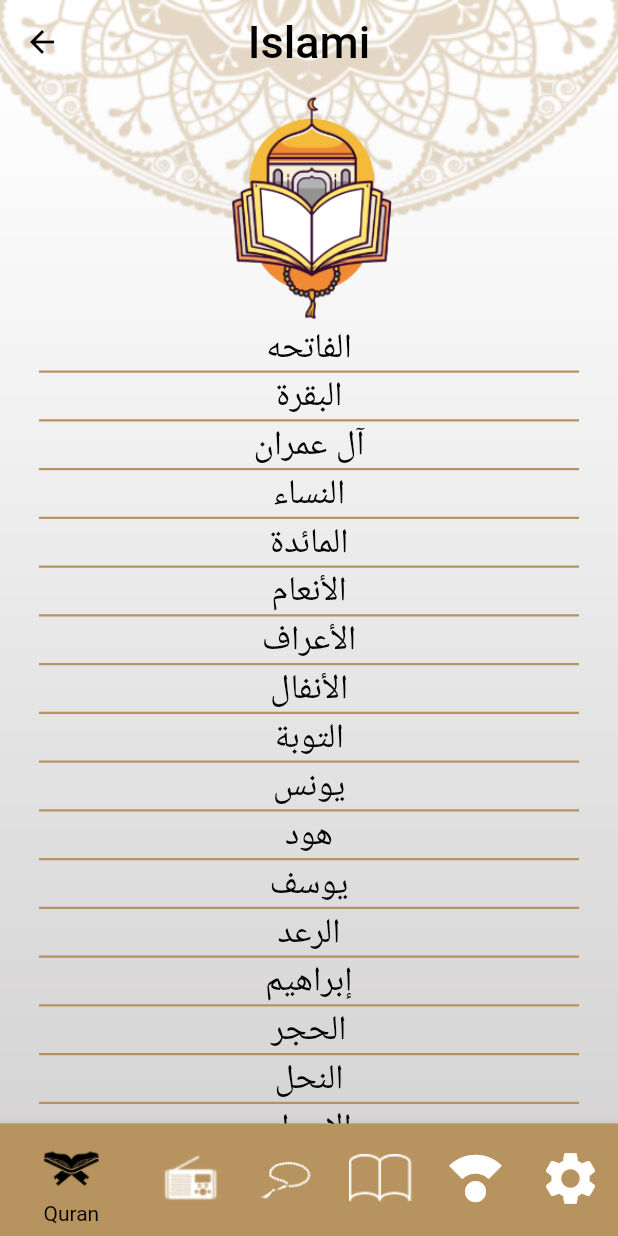
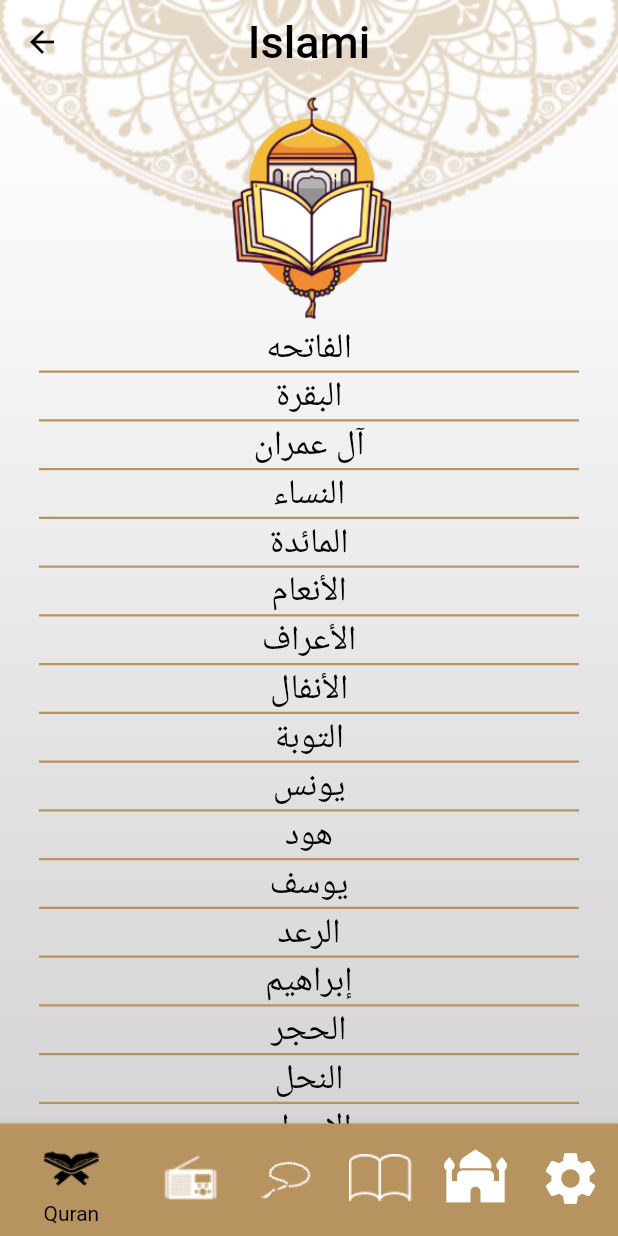
Before and after one commit to raghda287/islami, a Flutter app: the screen it shows after launch, on a phone screen of 412 x 824 dp. Run offline on Flutter 3.47's test engine with Material 2 defaults, Android fonts, the phone set to English and light mode, and no system bars; our stand-ins replace flutter_compass, flutter_svg, geolocator, permission_handler, shared_preferences; missing offline and left inert: flutter_qiblah; generated files the repository leaves out were written again.

Commit message:
+qibla icon

```diff
--- a/lib/home_screen.dart
+++ b/lib/home_screen.dart
@@ -68,8 +68,8 @@ class _HomeScreenState extends State<HomeScreen> {
             BottomNavigationBarItem(
                 backgroundColor:Theme.of(context).primaryColor,
 
-                icon:  Icon(Icons.compass_calibration),
-                label: AppLocalizations.of(context)!.settings),
+                icon:  Icon(Icons.mosque),
+                label: AppLocalizations.of(context)!.qibla),
             BottomNavigationBarItem(
                 backgroundColor:Theme.of(context).primaryColor,
 
--- a/lib/l10n/app_ar.arb
+++ b/lib/l10n/app_ar.arb
@@ -11,5 +11,6 @@
 "language":"اللغه",
 "arabic":"العربيه",
 "english":"English",
-"numberTasbih":"عدد التسبيحات"
+"numberTasbih":"عدد التسبيحات",
+"qibla":"القبله"
 }
--- a/lib/l10n/app_en.arb
+++ b/lib/l10n/app_en.arb
@@ -11,6 +11,7 @@
 "language":"Language",
 "arabic":"Arabic",
 "english":"English",
-"numberTasbih":"Number of Tasbih"
+"numberTasbih":"Number of Tasbih",
+"qibla":"Qibla"
 
 }
--- a/lib/main.dart
+++ b/lib/main.dart
@@ -34,7 +34,7 @@ class MyApp extends StatelessWidget {
     getValueFromSharedPreferences();
          settingProvider = Provider.of<SettingProvider>(context);
         return MaterialApp(
-          //texr
+
           locale: Locale(settingProvider.appLanguage),
           localizationsDelegates: AppLocalizations.localizationsDelegates,
           supportedLocales: AppLocalizations.supportedLocales,
--- a/lib/my_theme.dart
+++ b/lib/my_theme.dart
@@ -79,11 +79,11 @@ selectedIconTheme: IconThemeData(
 
 bottomNavigationBarTheme: const BottomNavigationBarThemeData(
 selectedIconTheme: IconThemeData(
-  size: 40,
+  size: 45,
   color: yellow,
 ),
   unselectedIconTheme: IconThemeData(
-    size: 35,
+    size: 30,
     color: Colors.white,
   ),
   selectedItemColor: yellow,
```
